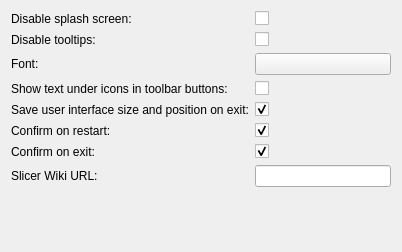
Above: Base/QTGUI/Resources/UI/qSlicerSettingsGeneralPanel.ui from chrismullins/Slicer before the change. Below: the same form after it.
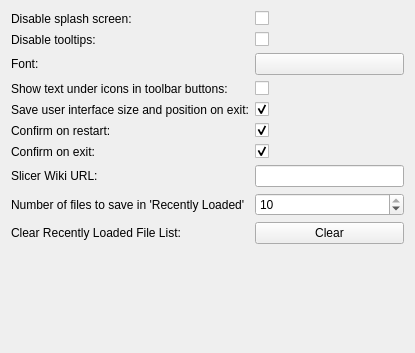
That is the form after the change. Custom widgets are drawn as their Qt base class.

Commit message:
Adds a "recently loaded" option in the File tab.
This is a proof-of-concept commit.

Diff of the .ui file:
```diff
--- a/Base/QTGUI/Resources/UI/qSlicerSettingsGeneralPanel.ui
+++ b/Base/QTGUI/Resources/UI/qSlicerSettingsGeneralPanel.ui
@@ -6,8 +6,8 @@
    <rect>
     <x>0</x>
     <y>0</y>
-    <width>402</width>
-    <height>252</height>
+    <width>415</width>
+    <height>353</height>
    </rect>
   </property>
   <property name="windowTitle">
@@ -127,20 +127,54 @@
    <item row="9" column="1">
     <widget class="QLineEdit" name="SlicerWikiURLLineEdit"/>
    </item>
+   <item row="10" column="1">
+    <widget class="QSpinBox" name="SlicerNumRecentlyLoaded">
+     <property name="minimum">
+      <number>1</number>
+     </property>
+     <property name="maximum">
+      <number>10</number>
+     </property>
+     <property name="value">
+      <number>10</number>
+     </property>
+    </widget>
+   </item>
+   <item row="10" column="0">
+    <widget class="QLabel" name="SlicerNumRecentlyLoadedLabel">
+     <property name="text">
+      <string>Number of files to save in 'Recently Loaded'</string>
+     </property>
+    </widget>
+   </item>
+   <item row="11" column="0">
+    <widget class="QLabel" name="ClearRecentlyLoadedLabel">
+     <property name="text">
+      <string>Clear Recently Loaded File List:</string>
+     </property>
+    </widget>
+   </item>
+   <item row="11" column="1">
+    <widget class="QPushButton" name="ClearRecentlyLoadedButton">
+     <property name="text">
+      <string>Clear</string>
+     </property>
+    </widget>
+   </item>
   </layout>
  </widget>
  <customwidgets>
+  <customwidget>
+   <class>ctkFontButton</class>
+   <extends>QPushButton</extends>
+   <header>ctkFontButton.h</header>
+  </customwidget>
   <customwidget>
    <class>ctkSettingsPanel</class>
    <extends>QWidget</extends>
    <header>ctkSettingsPanel.h</header>
    <container>1</container>
   </customwidget>
-  <customwidget>
-   <class>ctkFontButton</class>
-   <extends>QPushButton</extends>
-   <header>ctkFontButton.h</header>
-  </customwidget>
  </customwidgets>
  <resources/>
  <connections/>
```
Left out of the diff: 3 changed lines with no effect on the pictures. The commit also changes 9 other files.
